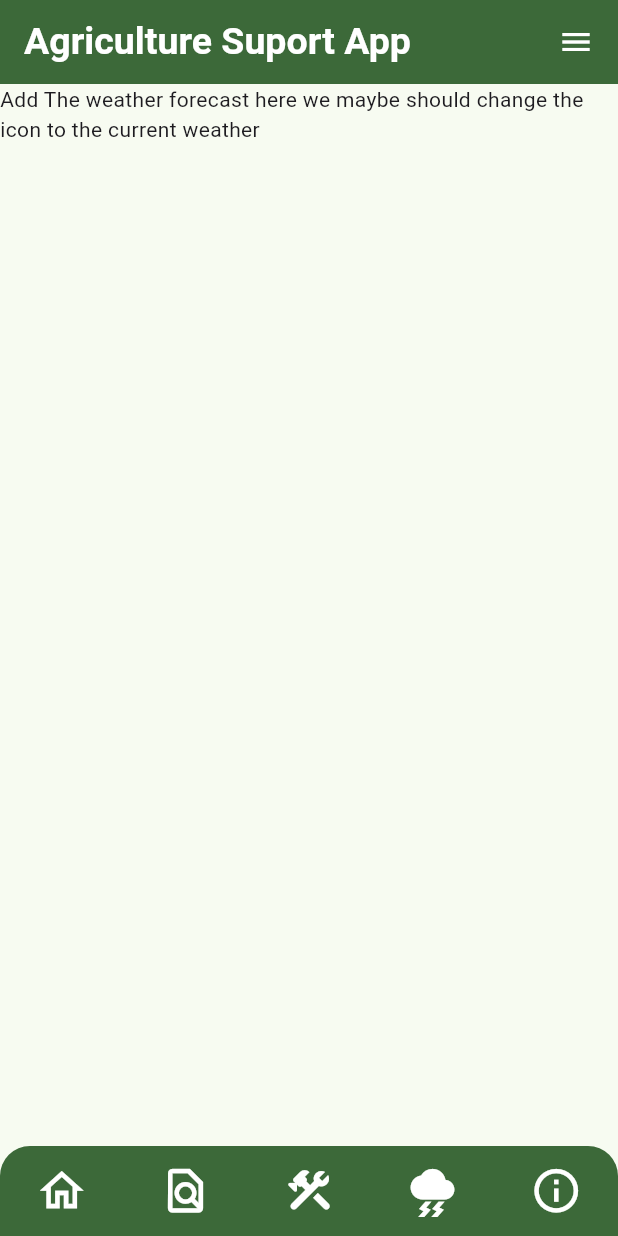
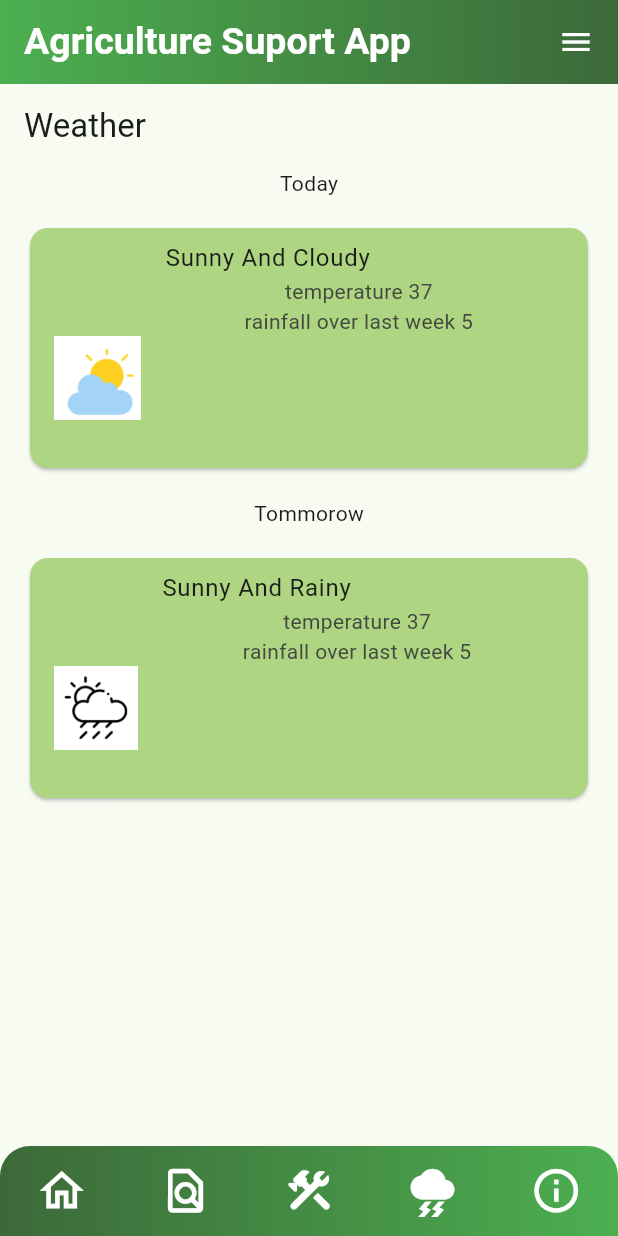
Before and after one commit to sneezeontoast/Agriculture_Support_App, a Flutter app: the screen it shows after launch, item 4 of the bottom bar chosen, on a phone screen of 412 x 824 dp. Run offline on Flutter 3.47's test engine with Material 3 defaults, Android fonts, the phone set to English and light mode, and no system bars; our stand-ins replace chewie, video_player.

Commit message:
added bottom nav bar

```diff
--- a/lib/imports.dart
+++ b/lib/imports.dart
@@ -6,6 +6,7 @@
 //----------------------------------------------------------------------
 
 export 'package:flutter/material.dart';
+// export 'package:google_fonts/google_fonts.dart';
 export 'dart:convert';
 export 'routes.dart';
 
@@ -27,6 +28,7 @@ export 'screens/compost_intro.dart';
 export 'screens/simple_screen.dart';
 export 'screens/how_to_screen.dart';
 export 'screens/course_tutorial.dart';
+export 'screens/weather_screen.dart';
 
 //----------------------------------------------------------------------
 //export video player
@@ -41,6 +43,7 @@ export 'widgets/cool_button.dart';
 export 'widgets/list_vertical_widget.dart';
 export 'widgets/unlock_icon_button.dart';
 export 'widgets/course_scroll.dart';
+export 'widgets/weather_card.dart';
 
 // data imports //
 export 'data/course_scroll_data_model.dart';
--- a/lib/main.dart
+++ b/lib/main.dart
@@ -1,19 +1,17 @@
 // Import my import file which imports everything
-import 'package:google_fonts/google_fonts.dart';
+// import 'package:google_fonts/google_fonts.dart';
 
 import 'imports.dart';
 //import 'demo_imports.dart';
 //import 'package:webview_flutter/webview_flutter.dart';
-
-
 
 // the reason why there is a gap between video and bottom text is it is in a seperate colum
 
 //import 'package:flutter_inappwebview-master'
 // The main function is the starting point for all Flutter app
 const context = Text('Hi This is cool');
-void main() {return
-  runApp(MyApp());
+void main() {
+  return runApp(MyApp());
 }
 
 // MyApp is a StatelessWidget which is the root of your application
@@ -24,10 +22,12 @@ class MyApp extends StatelessWidget {
     //debugShowCheckedModeBanner: false,
     return MaterialApp(
       debugShowCheckedModeBanner: false,
-      title: 'Agricultural Support App!', // The title that Android shows for your app
+      title:
+          'Agricultural Support App!', // The title that Android shows for your app
       theme: ThemeData(
         primarySwatch: Colors.green, // The primary color of your app
-        textTheme: GoogleFonts.emilysCandyTextTheme(),
+        // textTheme: GoogleFonts.emilysCandyTextTheme(),
+        // textTheme: GoogleFonts.latoTextTheme(),
         useMaterial3: true,
         splashColor: Colors.transparent,
         highlightColor: Colors.transparent,
@@ -39,10 +39,11 @@ class MyApp extends StatelessWidget {
           // brightness: Brightness.,
           // seedColor: Colors.green[800],
         ),
+        scaffoldBackgroundColor: Colors.yellow[20],
 
 
       ),
-      routes: customRoutes,// The widget that will be shown when the app is run
+      routes: customRoutes, // The widget that will be shown when the app is run
     );
   }
 }
--- a/lib/screens/home_screen.dart
+++ b/lib/screens/home_screen.dart
@@ -28,6 +28,7 @@ class _HomeScreenState extends State<HomeScreen> {
       ),
       debugShowCheckedModeBanner: false,
       home: Scaffold(
+        backgroundColor: Colors.yellow[20],
         body: ListView(
           padding: const EdgeInsets.all(8),
           // scrollDirection: Axis.vertical,
@@ -78,17 +79,18 @@ class _HomeScreenState extends State<HomeScreen> {
                   // Expanded(child: ListVerticalWidget(data_class: HowToStaticData())),
 
                   // CoolButton(),
+                  Padding(padding: EdgeInsets.all(17.0)),
                   Text(text_1),
-                  ConstrainedBox(
-                    constraints: const BoxConstraints(
-                        maxHeight: 200,
-                        minHeight: 40,
-                        maxWidth: 200,
-                        minWidth: 40),
-                    child: Container(
-                      child: CourseScroll(),
-                    ),
-                  ),
+                  // ConstrainedBox(
+                  //   constraints: const BoxConstraints(
+                  //       maxHeight: 200,
+                  //       minHeight: 40,
+                  //       maxWidth: 200,
+                  //       minWidth: 40),
+                  //   child: Container(
+                  //     child: CourseScroll(),
+                  //   ),
+                  // ),
 
                   // CourseScreen(title: 'Hello World')
                   // ElevatedButton(
--- a/lib/screens/how_to_screen.dart
+++ b/lib/screens/how_to_screen.dart
@@ -13,6 +13,7 @@ class HowToScreen extends StatelessWidget {
       ),
       debugShowCheckedModeBanner: false,
       home: Scaffold(
+        backgroundColor: Colors.yellow[20],
         body: Column(
           children: <Widget>[
             const Center(
--- /dev/null
+++ b/lib/screens/weather_screen.dart
@@ -0,0 +1,36 @@
+import '../imports.dart';
+
+class WeatherScreen extends StatelessWidget {
+  WeatherScreen({super.key});
+
+  List weather_today = [
+    {'weather': 'sunny_and_cloudy'},
+    {'temperature': '37'},
+    {'rainfall': '5'}
+  ];
+
+  List weather_tommorow = [
+    {'weather': 'sunny_and_rainy'},
+    {'temperature': '37'},
+    {'rainfall': '5'}
+  ];
+
+  @override
+  Widget build(BuildContext context) {
+    return Scaffold(
+      appBar: AppBar(
+        title: Text("Weather"),
+      ),
+      body: Column(
+        children: <Widget>[
+          Text("Today"),
+          WeatherCard(
+            weather: weather_today,
+          ),
+          Text("Tommorow"),
+          WeatherCard(weather: weather_tommorow)
+        ],
+      ),
+    );
+  }
+}
--- a/lib/widgets/content_slider.dart
+++ b/lib/widgets/content_slider.dart
@@ -8,6 +8,7 @@ class ContextSlider extends StatelessWidget {
   @override
   Widget build(BuildContext context) {
     return Scaffold(
+      backgroundColor: Colors.yellow[20],
       body: Padding(
         padding: const EdgeInsets.all(15.0), // Provide padding around the page content
         child: Column(
--- a/lib/widgets/course_scroll.dart
+++ b/lib/widgets/course_scroll.dart
@@ -20,8 +20,10 @@ class _CourseScrollState extends State<CourseScroll> {
     // {'stage7':false}, // uncomment if stage7 is added into routes.dart
   ];
 
+
   @override
   Widget build(BuildContext context) {
+    // for (int i = 0, i <= progress.length; i++)
     print("we should use json");
     return Container( // container cant take const
       width: MediaQuery.of(context).size.width - 16.0, // MediaQuery.of(context).size.width is width of screen and then - 16.0 to add padding
--- a/lib/widgets/list_vertical_widget.dart
+++ b/lib/widgets/list_vertical_widget.dart
@@ -32,7 +32,10 @@ class _ListVerticalWidgetState extends State<ListVerticalWidget> {
         .decode(widget.data_class.demoListData); // Converts JSON String to List
 
     // Listview Builder takes data and uses it to create a list of widgets based on the data
-    return ListView.builder(
+    return Scaffold(
+        backgroundColor: Colors.yellow[20],
+
+        body: ListView.builder(
           itemCount: rawList.length, // Length of the data source
           itemBuilder: (context, index) {
             // Convert each item to a ScreenItem just when it's needed for rendering
@@ -63,6 +66,10 @@ class _ListVerticalWidgetState extends State<ListVerticalWidget> {
               },
             );
           },
+        )
+
     );
+
+
   }
 }
--- a/lib/widgets/main_bottom_nav_bar.dart
+++ b/lib/widgets/main_bottom_nav_bar.dart
@@ -1,3 +1,5 @@
+import 'package:agriculture_support_app/data/home_data.dart';
+
 import '../imports.dart';
 
 class BottomMainNavBar extends StatefulWidget {
@@ -12,10 +14,14 @@ class _BottomMainNavBarState extends State<BottomMainNavBar> {
 
   final pages = [
     HomeScreen(),
+    ListVerticalWidget(data_class: HomeStaticData()),
+
+    Text("add  tools such as timers to remind you of compost and reminders of weather"),
+    // Text("Add The weather forecast here we maybe should change the icon to the current weather"),
+    WeatherScreen(),
     HowToScreen(),
-    Text("add  tools such as timers to remind you of compost and reminders of weather"),
-    Text("Add The weather forecast here we maybe should change the icon to the current weather"),
-    Text("information this might not be needed")
+
+    // Text("information this might not be needed")
 
   ];
 
@@ -24,6 +30,11 @@ class _BottomMainNavBarState extends State<BottomMainNavBar> {
   Widget build(BuildContext context) {
     return Scaffold(
       appBar: AppBar(
+        flexibleSpace: Container(
+          decoration: BoxDecoration(
+            gradient: LinearGradient(colors: [Colors.green, Theme.of(context).primaryColor]),
+          ),
+        ),
 
         actions: <Widget> [
           // Padding(
@@ -56,6 +67,7 @@ class _BottomMainNavBarState extends State<BottomMainNavBar> {
       bottomNavigationBar: Container(
         height: 60,
         decoration: BoxDecoration(
+          gradient: LinearGradient(colors: [Theme.of(context).primaryColor, Colors.green]),
 
           color: Theme.of(context).primaryColor, // make the nav bar the themed colour of the app
           borderRadius: const BorderRadius.only(
--- /dev/null
+++ b/lib/widgets/weather_card.dart
@@ -0,0 +1,74 @@
+import '../imports.dart';
+
+class WeatherCard extends StatefulWidget {
+  final List weather;
+  const WeatherCard({super.key, required this.weather});
+
+  @override
+  State<WeatherCard> createState() => _WeatherCardState();
+}
+
+class _WeatherCardState extends State<WeatherCard> {
+  String weather = 'no weather info';
+  @override
+
+  Widget build(BuildContext context) {
+
+    if ( widget.weather[0]['weather'].toString() == 'sunny_and_rainy') {
+      weather = "Sunny And Rainy";
+    } else if ( widget.weather[0]['weather'].toString() == 'rainy') {
+      weather = "Rainy";
+    } else if ( widget.weather[0]['weather'].toString() == 'sunny_and_cloudy') {
+      weather = "Sunny And Cloudy";
+    } else if ( widget.weather[0]['weather'].toString() == 'cyclone') {
+      weather = "Cyclone";
+    } else if ( widget.weather[0]['weather'].toString() == 'rainy_and_cloudy') {
+      weather = "Rainy And Cloudy";
+    } else if ( widget.weather[0]['weather'].toString() == 'sunny_and_windy') {
+      weather = "Sunny And Windy";
+    } else if ( widget.weather[0]['weather'].toString() == 'windy') {
+      weather = "Windy";
+    } else if ( widget.weather[0]['weather'].toString() == 'sunny_and_cloudy') {
+      weather = "Sunny And Cloudy";
+    }
+    return Center(
+        child: ConstrainedBox(
+      constraints: const BoxConstraints(
+        maxHeight: 200,
+      ),
+      child: Card(
+        margin: const EdgeInsets.all(20),
+        color: Colors.lightGreen[300],
+        child: Column(
+          children: <Widget>[
+            // Text("weather: " + widget.weather.toString()),
+            Expanded(
+                child: ListTile(
+              leading:
+                  Image.asset("lib/assets/${widget.weather[0]['weather']}.png"),
+              // Ink.image(
+              //   width: double.infinity,
+              //   height: 300,
+              //   fit: BoxFit.cover,
+              //   image: AssetImage('lib/assets/'+ weather[0]['weather'] + ".png"),
+              // ),
+
+              // leading: Image.asset("asset/" + weather[0]['weather'] + ".png"),
+              title: Text(weather),
+              subtitle: Expanded(
+                child: Column(
+                  children: [
+
+                    Text("temperature ${widget.weather[1]['temperature']}"),
+                    Text(
+                        "rainfall over last week ${widget.weather[2]['rainfall']}")
+                  ],
+                ),
+              ),
+            )),
+          ],
+        ),
+      ),
+    ));
+  }
+}
--- a/pubspec.yaml
+++ b/pubspec.yaml
@@ -28,6 +28,7 @@ environment:
 # the latest version available on pub.dev. To see which dependencies have newer
 # versions available, run `flutter pub outdated`.
 dependencies:
+
   flutter:
     sdk: flutter
 
@@ -40,7 +41,6 @@ dependencies:
   video_player:
   url_launcher:
   http:
-  google_fonts:
   # flutter_weather_icons:
     # path: ../flutter_weather_icons
 
@@ -70,6 +70,7 @@ flutter:
   assets:
     - lib/assets/
 
+
   # An image asset can refer to one or more resolution-specific "variants", see
   # https://flutter.dev/assets-and-images/#resolution-aware
 
```
Also changed, not shown: lib/assets/sunny_and_cloudy.png (added), lib/assets/sunny_and_rainy.png (added), pubspec.lock, 2 other files. Lines whose indentation alone changed are shown as unchanged.
